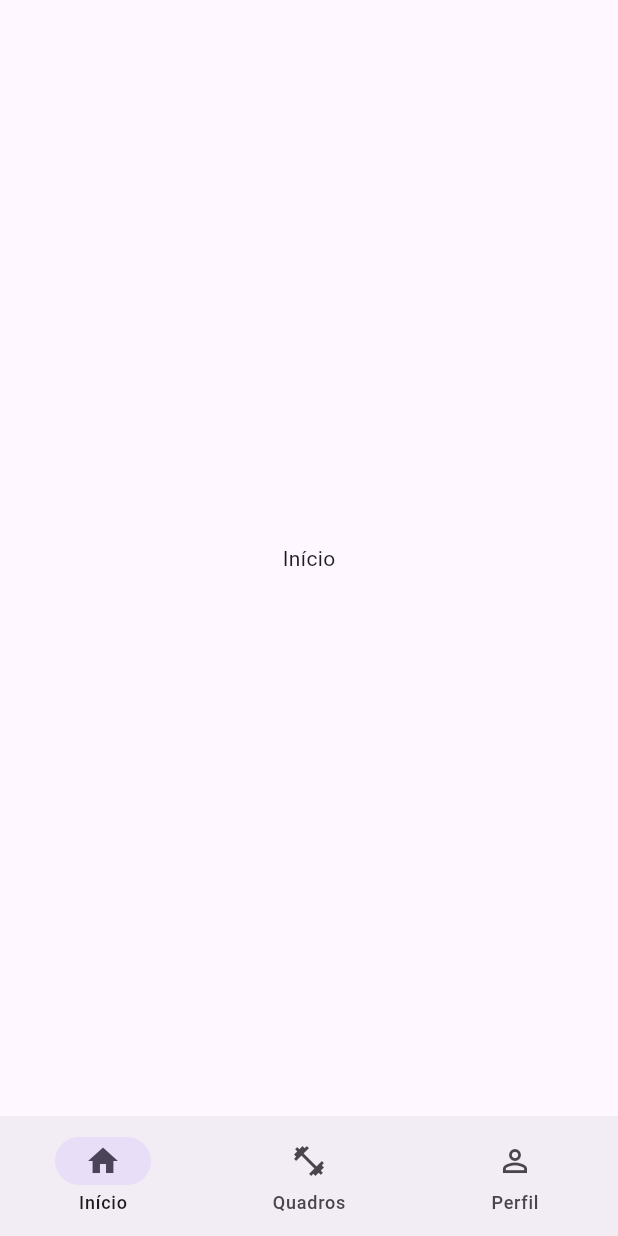
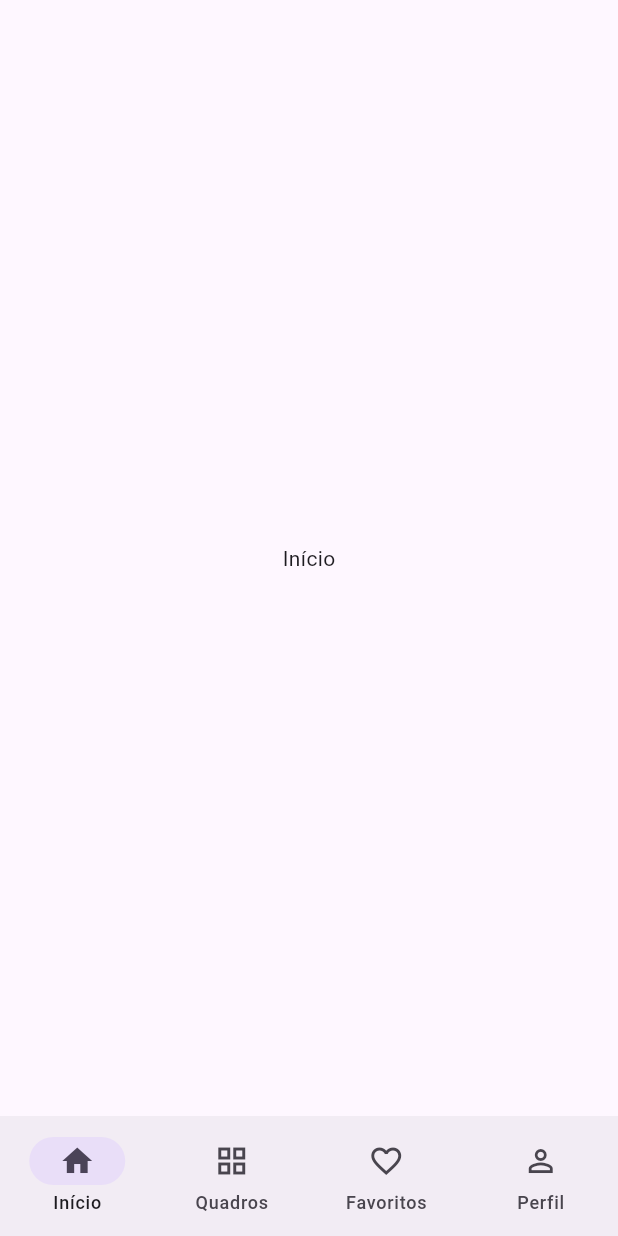
Before and after one commit to brudrago/PodcastApp, a Flutter app: the screen it shows after launch, on a phone screen of 412 x 824 dp. Run offline on Flutter 3.47's test engine with Material 3 defaults, Android fonts, the phone set to English and light mode, and no system bars.

Commit message:
[Podcast] Change navigation bar icons

```diff
--- a/podcast_app/lib/features/presentation/podcast_page.dart
+++ b/podcast_app/lib/features/presentation/podcast_page.dart
@@ -13,6 +13,7 @@ class _PodcastPageState extends State<PodcastPage> {
   final pages = [
     const Center(child: Text('Início')),
     const Center(child: Text('Quadros')),
+    const Center(child: Text('Favoritos')),
     const Center(child: Text('Perfil')),
   ];
 
@@ -33,9 +34,11 @@ class _PodcastPageState extends State<PodcastPage> {
             selectedIcon: Icon(Icons.home),
             label: 'Início',
           ),
+          NavigationDestination(icon: Icon(Icons.grid_view), label: 'Quadros'),
           NavigationDestination(
-            icon: Icon(Icons.fitness_center),
-            label: 'Quadros',
+            icon: Icon(Icons.favorite_border),
+            selectedIcon: Icon(Icons.favorite),
+            label: 'Favoritos',
           ),
           NavigationDestination(
             icon: Icon(Icons.person_outline),
```
